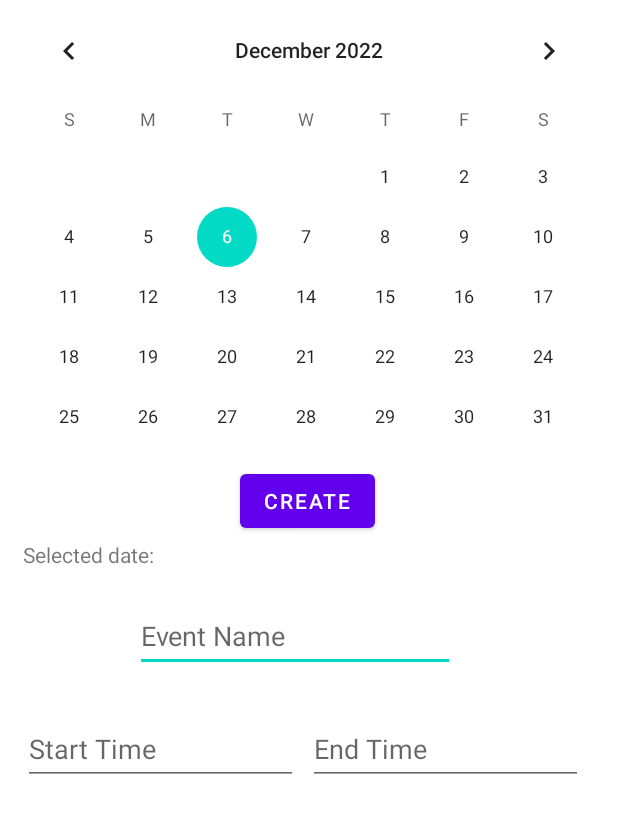
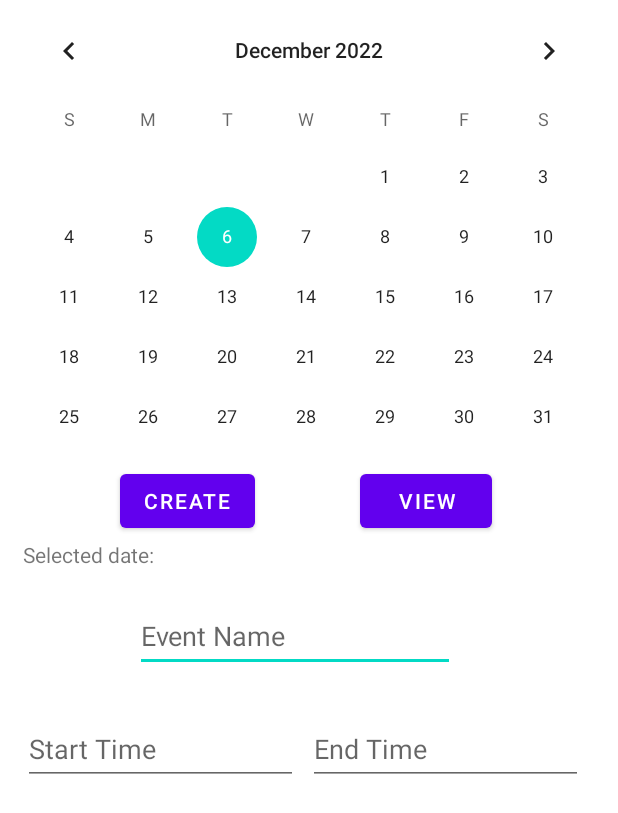
Before and after one commit to owenfab/GroupBSchedulingSoftwareSEFall2022, an Android app: the calendarView screen opened directly, with no data from a screen before it, on a phone screen of 412 x 824 dp. Shown: the top 813 px of the screen. Run offline under Robolectric (Android 15) with nearby library versions, the phone set to English and light mode, and no system bars; our stand-ins replace Firebase (no records; nobody signed in at launch, a user with empty details on screens opened directly).

Commit message:
Commit for individual day view
Updated xml files for DayView activity
Includes view button for calendar_view, card for recycleview in day_item, and recycle view in dayview

```diff
--- a/app/src/main/res/layout/calendar_view.xml
+++ b/app/src/main/res/layout/calendar_view.xml
@@ -15,10 +15,18 @@
         android:id="@+id/buttonCreate"
         android:layout_width="wrap_content"
         android:layout_height="wrap_content"
-        android:layout_marginStart="160dp"
+        android:layout_marginStart="80dp"
         android:layout_marginTop="310dp"
         android:text="@string/create"
         tools:visibility="visible" />
+
+    <Button
+        android:id="@+id/viewButton"
+        android:layout_width="wrap_content"
+        android:layout_height="wrap_content"
+        android:layout_marginStart="240dp"
+        android:layout_marginTop="310dp"
+        android:text="VIEW" />
 
     <EditText
         android:id="@+id/editTextTextPersonName"
```
Also changed, not shown: app/src/main/res/layout/day_item.xml (added, +44 -0 lines), app/src/main/res/layout/dayview.xml (+19 -2 lines).
